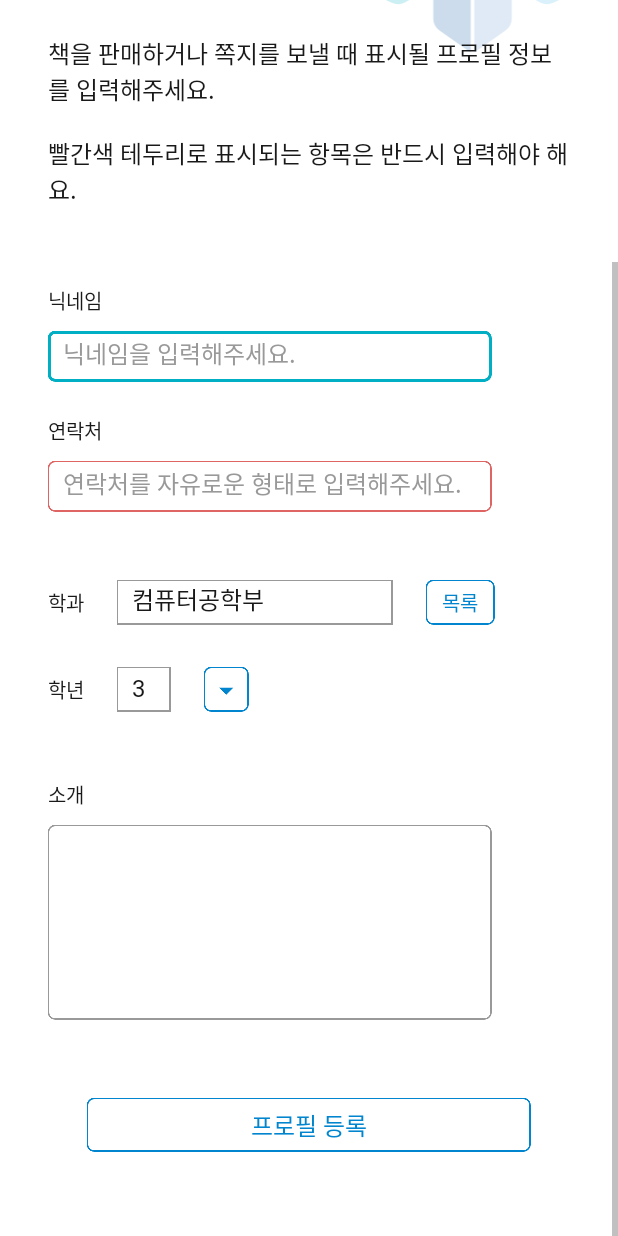
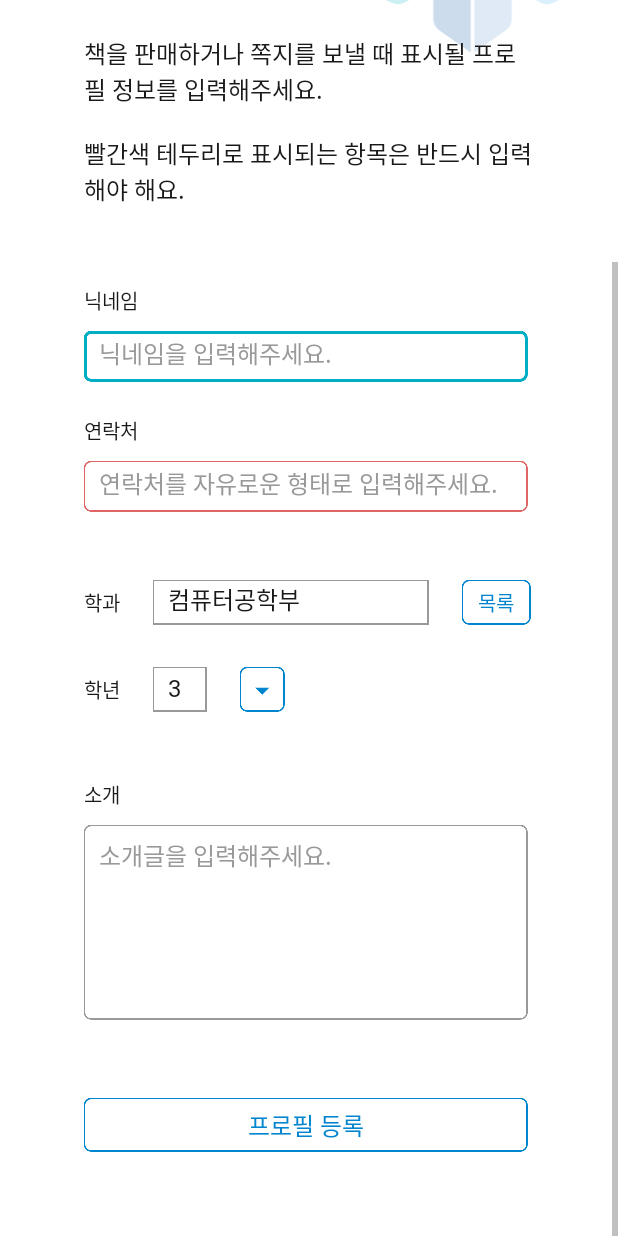
Before and after one commit to ThinkingDobby/tukusedbook, an Android app: the CreateProfileActivity screen opened directly, with no data from a screen before it, scrolled down 222 dp, on a phone screen of 412 x 824 dp. Run offline under Robolectric (Android 15) with nearby library versions, the phone set to English and light mode, and no system bars; our stand-ins replace Firebase (no records; nobody signed in at launch, a user with empty details on screens opened directly).

Commit message:
User 정보 업로드 구현
<FIN>
Firebase에 사용자 정보 업로드 구현
xml 제약 조정 (start magin -> 가운데 정렬)
소개글 입력 줄 수 제한
<TODO>
사용자 정보 없는 경우에만 CreateProfileActivity 나오도록 조정
사용자 정보 내부 저장 구현

```diff
--- a/app/src/main/res/layout/activity_create_profile.xml
+++ b/app/src/main/res/layout/activity_create_profile.xml
@@ -14,20 +14,8 @@
 
         <androidx.constraintlayout.widget.ConstraintLayout
             android:layout_width="match_parent"
-            android:layout_height="match_parent">
-
-            <TextView
-                android:id="@+id/createProfile_tv_greet"
-                android:layout_width="wrap_content"
             android:layout_height="wrap_content"
-                android:layout_marginStart="32dp"
-                android:layout_marginTop="66dp"
-                android:fontFamily="@font/pretendard_bold"
-                android:text="환영합니다."
-                android:textColor="@color/colorPrimary"
-                android:textSize="40sp"
-                app:layout_constraintStart_toStartOf="parent"
-                app:layout_constraintTop_toTopOf="parent" />
+            android:layout_gravity="center_horizontal">
 
             <ImageView
                 android:layout_width="162dp"
@@ -38,6 +26,24 @@
                 android:alpha="0.2"
                 android:src="@drawable/ic_tukorealogo"
                 app:layout_constraintEnd_toEndOf="parent"
+                app:layout_constraintTop_toTopOf="parent" />
+
+            <androidx.constraintlayout.widget.ConstraintLayout
+                android:layout_width="300dp"
+                android:layout_height="match_parent"
+                app:layout_constraintEnd_toEndOf="parent"
+                app:layout_constraintStart_toStartOf="parent">
+
+                <TextView
+                    android:id="@+id/createProfile_tv_greet"
+                    android:layout_width="wrap_content"
+                    android:layout_height="wrap_content"
+                    android:layout_marginTop="66dp"
+                    android:fontFamily="@font/pretendard_bold"
+                    android:text="환영합니다."
+                    android:textColor="@color/colorPrimary"
+                    android:textSize="40sp"
+                    app:layout_constraintStart_toStartOf="parent"
                     app:layout_constraintTop_toTopOf="parent" />
 
                 <TextView
@@ -57,7 +63,6 @@
                     android:layout_width="0dp"
                     android:layout_height="wrap_content"
                     android:layout_marginTop="22dp"
-                android:layout_marginEnd="32dp"
                     android:fontFamily="@font/pretendard_regular"
                     android:text="@string/createProfile_tv_registerSub"
                     android:textColor="@color/colorBlack"
@@ -86,6 +91,7 @@
                     android:background="@drawable/createprofile_et_essential"
                     android:fontFamily="@font/pretendard_regular"
                     android:hint="닉네임을 입력해주세요."
+                    android:inputType="text"
                     android:paddingHorizontal="10dp"
                     android:paddingTop="8dp"
                     android:paddingBottom="7dp"
@@ -115,6 +121,7 @@
                     android:background="@drawable/createprofile_et_essential"
                     android:fontFamily="@font/pretendard_regular"
                     android:hint="연락처를 자유로운 형태로 입력해주세요."
+                    android:inputType="text"
                     android:paddingHorizontal="10dp"
                     android:paddingTop="8dp"
                     android:paddingBottom="7dp"
@@ -228,11 +235,14 @@
                     android:layout_marginTop="10dp"
                     android:background="@drawable/createprofile_et_d_intro"
                     android:fontFamily="@font/pretendard_regular"
+                    android:gravity="start|top"
                     android:paddingHorizontal="10dp"
-                android:paddingTop="6dp"
-                android:paddingBottom="5dp"
+                    android:paddingVertical="8dp"
+                    android:maxLines="6"
                     android:textColor="@color/colorBlack"
                     android:textSize="16sp"
+                    android:hint="소개글을 입력해주세요."
+                    android:textColorHint="@color/colorGray"
                     app:layout_constraintStart_toStartOf="@id/createProfile_tv_registerTitle"
                     app:layout_constraintTop_toBottomOf="@id/createProfile_tv_intro" />
 
@@ -241,17 +251,17 @@
                     android:id="@+id/createProfile_btn_register"
                     android:layout_width="296dp"
                     android:layout_height="36dp"
-                app:layout_constraintTop_toBottomOf="@id/createProfile_et_intro"
                     android:layout_marginTop="52dp"
-                app:layout_constraintStart_toStartOf="parent"
-                app:layout_constraintEnd_toEndOf="parent"
+                    android:layout_marginBottom="56dp"
+                    android:background="@drawable/createprofile_btn_d_register"
+                    android:fontFamily="@font/pretendard_medium"
                     android:text="프로필 등록"
+                    android:textColor="@drawable/tv_d_buttontext"
                     android:textSize="16sp"
-                android:textColor="@drawable/tv_d_buttontext"
-                android:fontFamily="@font/pretendard_medium"
                     app:layout_constraintBottom_toBottomOf="parent"
-                android:layout_marginBottom="56dp"
-                android:background="@drawable/createprofile_btn_d_register"/>
+                    app:layout_constraintStart_toStartOf="@id/createProfile_tv_registerTitle"
+                    app:layout_constraintTop_toBottomOf="@id/createProfile_et_intro" />
+            </androidx.constraintlayout.widget.ConstraintLayout>
         </androidx.constraintlayout.widget.ConstraintLayout>
     </ScrollView>
 </androidx.constraintlayout.widget.ConstraintLayout>
```
Also changed, not shown: app/src/main/java/com/thinkingdobby/tukusedbook/CreateProfileActivity.kt (+35 -0 lines), app/src/main/java/com/thinkingdobby/tukusedbook/data/User.kt (added, +14 -0 lines). Lines whose indentation alone changed are shown as unchanged.
